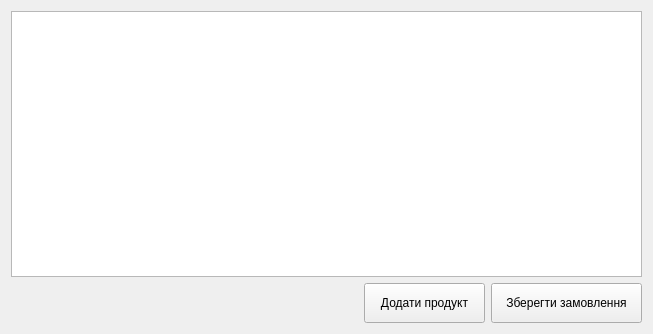
This is src/app/mainapp/saleorderform.ui in Bodiok007/Accounting as Qt 5 draws it before an edit. The edited form follows.
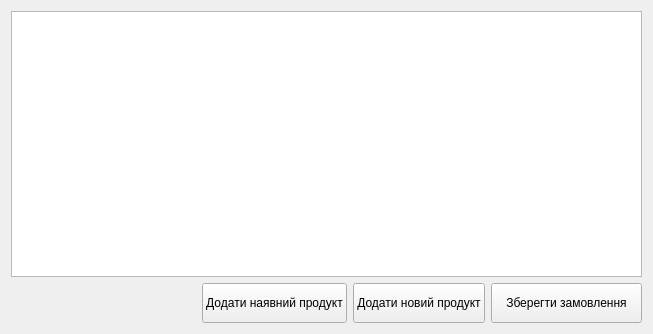
This is the edited form. Custom widgets are drawn as their Qt base class.

Patch:
```diff
--- a/src/app/mainapp/saleorderform.ui
+++ b/src/app/mainapp/saleorderform.ui
@@ -32,6 +32,19 @@
        </property>
       </spacer>
      </item>
+     <item>
+      <widget class="QPushButton" name="pushButtonAddExistProduct">
+       <property name="minimumSize">
+        <size>
+         <width>0</width>
+         <height>40</height>
+        </size>
+       </property>
+       <property name="text">
+        <string>Додати наявний продукт</string>
+       </property>
+      </widget>
+     </item>
      <item>
       <widget class="QPushButton" name="pushButtonAddProduct">
        <property name="minimumSize">
@@ -41,7 +54,7 @@
         </size>
        </property>
        <property name="text">
-        <string>Додати продукт</string>
+        <string>Додати новий продукт</string>
        </property>
       </widget>
      </item>
```
